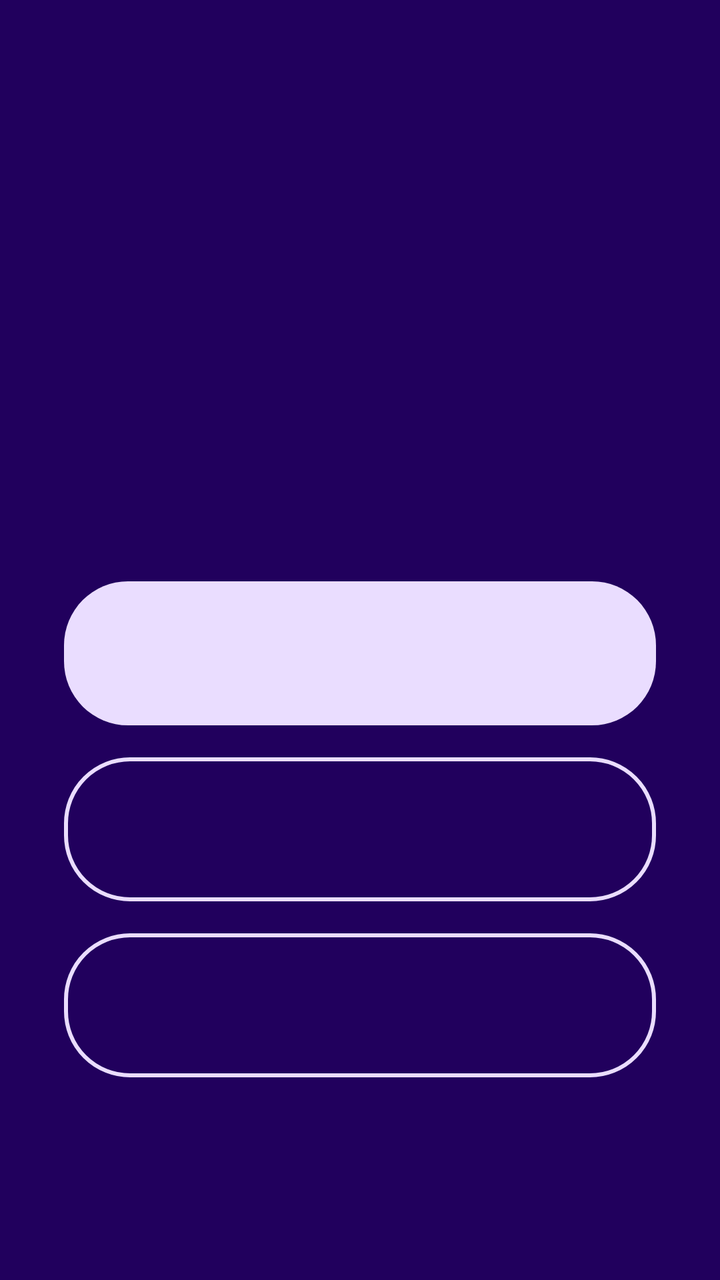
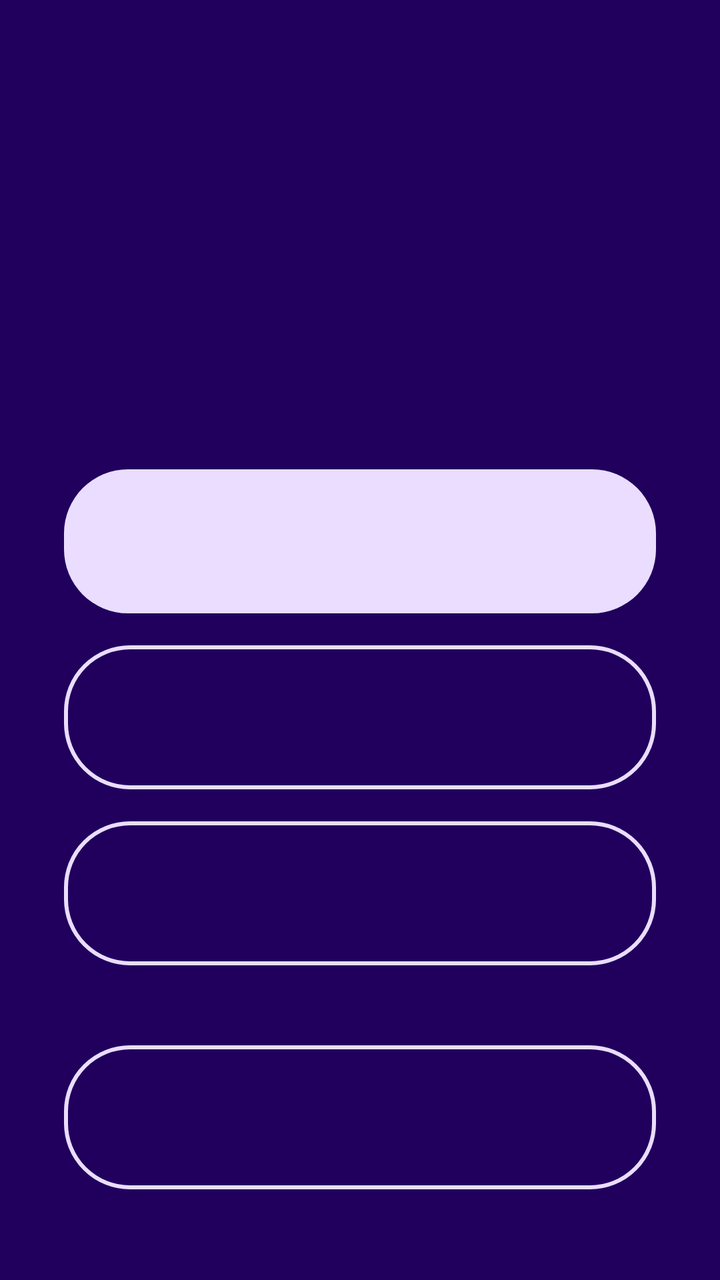

Before-and-after screenshots of an Android layout around one commit, followed by the original layout XML and the change that was made.
<!-- AndroidManifest.xml: activity theme AlarmTheme -->
<!-- res/layout/activity_alarm.xml -->
<?xml version="1.0" encoding="utf-8"?>
<LinearLayout xmlns:android="http://schemas.android.com/apk/res/android"
    android:layout_width="match_parent"
    android:layout_height="match_parent"
    android:fitsSystemWindows="true"
    android:gravity="center"
    android:orientation="vertical"
    android:padding="32dp">

    <TextView
        android:id="@+id/alarm_time"
        android:layout_width="wrap_content"
        android:layout_height="wrap_content"
        android:textColor="@color/alarm_text"
        android:textSize="72sp" />

    <TextView
        android:id="@+id/alarm_title"
        android:layout_width="wrap_content"
        android:layout_height="wrap_content"
        android:layout_marginTop="8dp"
        android:layout_marginBottom="48dp"
        android:gravity="center"
        android:textColor="@color/alarm_text"
        android:textSize="28sp"
        android:textStyle="bold" />

    <Button
        android:id="@+id/alarm_done"
        style="?android:attr/borderlessButtonStyle"
        android:layout_width="match_parent"
        android:layout_height="72dp"
        android:background="@drawable/alarm_button"
        android:textAllCaps="false"
        android:textColor="@color/alarm_bg"
        android:textSize="22sp" />

    <Button
        android:id="@+id/alarm_snooze"
        style="?android:attr/borderlessButtonStyle"
        android:layout_width="match_parent"
        android:layout_height="72dp"
        android:layout_marginTop="16dp"
        android:background="@drawable/alarm_button_outline"
        android:textAllCaps="false"
        android:textColor="@color/alarm_text"
        android:textSize="22sp" />

    <Button
        android:id="@+id/alarm_stop"
        style="?android:attr/borderlessButtonStyle"
        android:layout_width="match_parent"
        android:layout_height="72dp"
        android:layout_marginTop="16dp"
        android:background="@drawable/alarm_button_outline"
        android:textAllCaps="false"
        android:textColor="@color/alarm_text"
        android:textSize="22sp" />
</LinearLayout>
<!-- resources referenced by this layout -->
<resources>
  <color name="alarm_bg">#21005D</color>
  <color name="alarm_text">#FFFFFF</color>
  <!-- drawable alarm_button (drawable) -->
  <shape xmlns:android="http://schemas.android.com/apk/res/android" android:shape="rectangle">
      <solid android:color="@color/alarm_button" />
      <corners android:radius="32dp" />
  </shape>
  <!-- drawable alarm_button_outline (drawable) -->
  <shape xmlns:android="http://schemas.android.com/apk/res/android" android:shape="rectangle">
      <stroke android:width="2dp" android:color="@color/alarm_button" />
      <corners android:radius="32dp" />
  </shape>
  <style name="AlarmTheme" parent="Theme.AppCompat.NoActionBar">
          <item name="android:windowBackground">@color/alarm_bg</item>
          <item name="android:statusBarColor">@color/alarm_bg</item>
          <item name="android:navigationBarColor">@color/alarm_bg</item>
      </style>
  <color name="alarm_button">#EADDFF</color>
</resources>

<!-- the commit's change to res/layout/activity_alarm.xml (unified diff, before → after) -->
@@ -1,59 +1,81 @@
 <?xml version="1.0" encoding="utf-8"?>
-<LinearLayout xmlns:android="http://schemas.android.com/apk/res/android"
+<ScrollView xmlns:android="http://schemas.android.com/apk/res/android"
     android:layout_width="match_parent"
     android:layout_height="match_parent"
-    android:fitsSystemWindows="true"
-    android:gravity="center"
-    android:orientation="vertical"
-    android:padding="32dp">
+    android:fillViewport="true"
+    android:fitsSystemWindows="true">
 
-    <TextView
-        android:id="@+id/alarm_time"
-        android:layout_width="wrap_content"
+    <LinearLayout
+        android:layout_width="match_parent"
         android:layout_height="wrap_content"
-        android:textColor="@color/alarm_text"
-        android:textSize="72sp" />
+        android:gravity="center"
+        android:orientation="vertical"
+        android:padding="32dp">
 
-    <TextView
-        android:id="@+id/alarm_title"
-        android:layout_width="wrap_content"
-        android:layout_height="wrap_content"
-        android:layout_marginTop="8dp"
-        android:layout_marginBottom="48dp"
-        android:gravity="center"
-        android:textColor="@color/alarm_text"
-        android:textSize="28sp"
-        android:textStyle="bold" />
+        <TextView
+            android:id="@+id/alarm_time"
+            android:layout_width="wrap_content"
+            android:layout_height="wrap_content"
+            android:textColor="@color/alarm_text"
+            android:textSize="72sp" />
 
-    <Button
-        android:id="@+id/alarm_done"
-        style="?android:attr/borderlessButtonStyle"
-        android:layout_width="match_parent"
-        android:layout_height="72dp"
-        android:background="@drawable/alarm_button"
-        android:textAllCaps="false"
-        android:textColor="@color/alarm_bg"
-        android:textSize="22sp" />
+        <TextView
+            android:id="@+id/alarm_title"
+            android:layout_width="wrap_content"
+            android:layout_height="wrap_content"
+            android:layout_marginTop="8dp"
+            android:layout_marginBottom="48dp"
+            android:gravity="center"
+            android:textColor="@color/alarm_text"
+            android:textSize="28sp"
+            android:textStyle="bold" />
 
-    <Button
-        android:id="@+id/alarm_snooze"
-        style="?android:attr/borderlessButtonStyle"
-        android:layout_width="match_parent"
-        android:layout_height="72dp"
-        android:layout_marginTop="16dp"
-        android:background="@drawable/alarm_button_outline"
-        android:textAllCaps="false"
-        android:textColor="@color/alarm_text"
-        android:textSize="22sp" />
+        <Button
+            android:id="@+id/alarm_done"
+            style="?android:attr/borderlessButtonStyle"
+            android:layout_width="match_parent"
+            android:layout_height="wrap_content"
+            android:background="@drawable/alarm_button"
+            android:minHeight="72dp"
+            android:textAllCaps="false"
+            android:textColor="@color/alarm_bg"
+            android:textSize="22sp" />
 
-    <Button
-        android:id="@+id/alarm_stop"
-        style="?android:attr/borderlessButtonStyle"
-        android:layout_width="match_parent"
-        android:layout_height="72dp"
-        android:layout_marginTop="16dp"
-        android:background="@drawable/alarm_button_outline"
-        android:textAllCaps="false"
-        android:textColor="@color/alarm_text"
-        android:textSize="22sp" />
-</LinearLayout>
+        <Button
+            android:id="@+id/alarm_snooze"
+            style="?android:attr/borderlessButtonStyle"
+            android:layout_width="match_parent"
+            android:layout_height="wrap_content"
+            android:layout_marginTop="16dp"
+            android:background="@drawable/alarm_button_outline"
+            android:minHeight="72dp"
+            android:textAllCaps="false"
+            android:textColor="@color/alarm_text"
+            android:textSize="22sp" />
+
+        <Button
+            android:id="@+id/alarm_later"
+            style="?android:attr/borderlessButtonStyle"
+            android:layout_width="match_parent"
+            android:layout_height="wrap_content"
+            android:layout_marginTop="16dp"
+            android:background="@drawable/alarm_button_outline"
+            android:minHeight="72dp"
+            android:textAllCaps="false"
+            android:textColor="@color/alarm_text"
+            android:textSize="22sp" />
+
+        
+        <Button
+            android:id="@+id/alarm_stop"
+            style="?android:attr/borderlessButtonStyle"
+            android:layout_width="match_parent"
+            android:layout_height="wrap_content"
+            android:layout_marginTop="40dp"
+            android:background="@drawable/alarm_button_outline"
+            android:minHeight="72dp"
+            android:textAllCaps="false"
+            android:textColor="@color/alarm_text"
+            android:textSize="22sp" />
+    </LinearLayout>
+</ScrollView>
